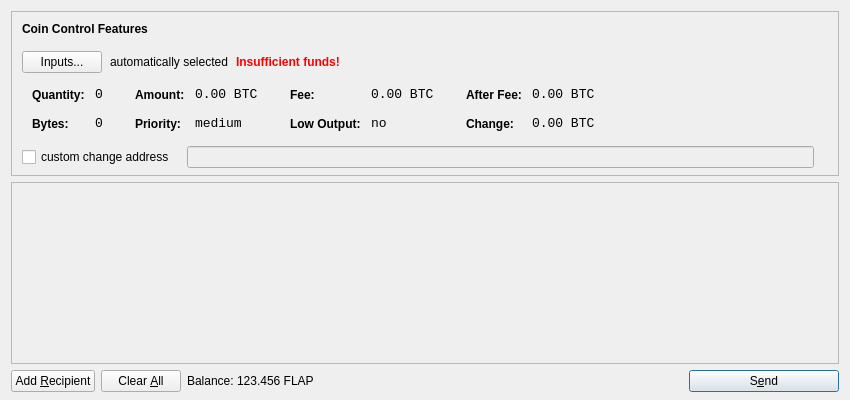
This is src/qt/forms/sendcoinsdialog.ui in Crestington/FlappyCoin-Mint as Qt 5 draws it before an edit. The edited form follows.
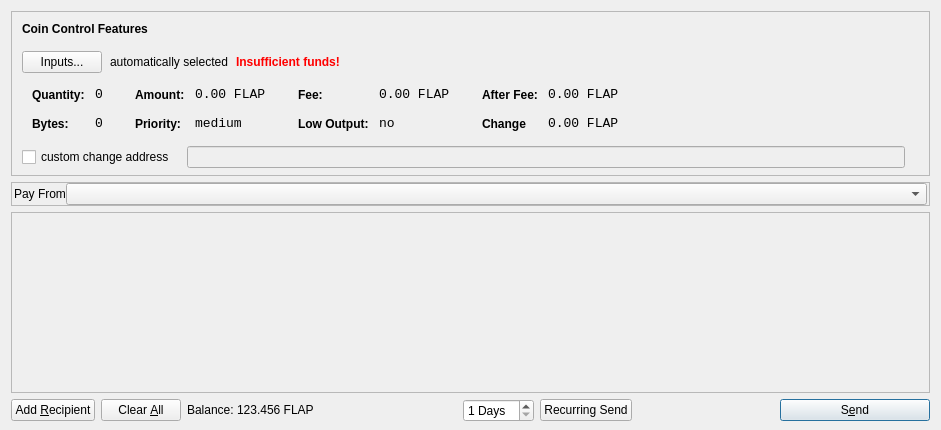
This is the edited form. Icons and pictures are not drawn.

Patch:
```diff
--- a/src/qt/forms/sendcoinsdialog.ui
+++ b/src/qt/forms/sendcoinsdialog.ui
@@ -6,14 +6,14 @@
    <rect>
     <x>0</x>
     <y>0</y>
-    <width>850</width>
-    <height>400</height>
+    <width>941</width>
+    <height>430</height>
    </rect>
   </property>
   <property name="windowTitle">
    <string>Send Coins</string>
   </property>
-  <layout class="QVBoxLayout" name="verticalLayout" stretch="0,1,0">
+  <layout class="QVBoxLayout" name="verticalLayout" stretch="0,0,1,0">
    <property name="bottomMargin">
     <number>8</number>
    </property>
@@ -39,7 +39,7 @@
      </property>
      <layout class="QVBoxLayout" name="verticalLayoutCoinControl2">
       <property name="spacing">
-       <number>-1</number>
+       <number>6</number>
       </property>
       <property name="leftMargin">
        <number>0</number>
@@ -321,7 +321,7 @@
                   <enum>Qt::ActionsContextMenu</enum>
                  </property>
                  <property name="text">
-                  <string notr="true">0.00 BTC</string>
+                  <string>0.00 FLAP</string>
                  </property>
                  <property name="textInteractionFlags">
                   <set>Qt::LinksAccessibleByMouse|Qt::TextSelectableByKeyboard|Qt::TextSelectableByMouse</set>
@@ -407,7 +407,7 @@
                   <enum>Qt::ActionsContextMenu</enum>
                  </property>
                  <property name="text">
-                  <string notr="true">0.00 BTC</string>
+                  <string>0.00 FLAP</string>
                  </property>
                  <property name="textInteractionFlags">
                   <set>Qt::LinksAccessibleByMouse|Qt::TextSelectableByKeyboard|Qt::TextSelectableByMouse</set>
@@ -493,7 +493,7 @@
                   <enum>Qt::ActionsContextMenu</enum>
                  </property>
                  <property name="text">
-                  <string notr="true">0.00 BTC</string>
+                  <string>0.00 FLAP</string>
                  </property>
                  <property name="textInteractionFlags">
                   <set>Qt::LinksAccessibleByMouse|Qt::TextSelectableByKeyboard|Qt::TextSelectableByMouse</set>
@@ -506,7 +506,7 @@
                   <string notr="true">font-weight:bold;</string>
                  </property>
                  <property name="text">
-                  <string>Change:</string>
+                  <string>Change</string>
                  </property>
                 </widget>
                </item>
@@ -525,7 +525,7 @@
                   <enum>Qt::ActionsContextMenu</enum>
                  </property>
                  <property name="text">
-                  <string notr="true">0.00 BTC</string>
+                  <string>0.00 FLAP</string>
                  </property>
                  <property name="textInteractionFlags">
                   <set>Qt::LinksAccessibleByMouse|Qt::TextSelectableByKeyboard|Qt::TextSelectableByMouse</set>
@@ -615,6 +615,60 @@
      </layout>
     </widget>
    </item>
+   <item>
+    <widget class="QFrame" name="payFromFrame">
+     <property name="sizePolicy">
+      <sizepolicy hsizetype="Expanding" vsizetype="Preferred">
+       <horstretch>0</horstretch>
+       <verstretch>0</verstretch>
+      </sizepolicy>
+     </property>
+     <property name="frameShape">
+      <enum>QFrame::StyledPanel</enum>
+     </property>
+     <property name="frameShadow">
+      <enum>QFrame::Sunken</enum>
+     </property>
+     <layout class="QHBoxLayout" name="horizontalLayout_7">
+      <property name="leftMargin">
+       <number>2</number>
+      </property>
+      <property name="topMargin">
+       <number>0</number>
+      </property>
+      <property name="rightMargin">
+       <number>2</number>
+      </property>
+      <property name="bottomMargin">
+       <number>0</number>
+      </property>
+      <item>
+       <layout class="QHBoxLayout" name="horizontalLayout_5" stretch="0,1">
+        <property name="spacing">
+         <number>0</number>
+        </property>
+        <item>
+         <widget class="QLabel" name="label_3">
+          <property name="text">
+           <string>Pay From</string>
+          </property>
+         </widget>
+        </item>
+        <item>
+         <widget class="QComboBox" name="payFrom">
+          <property name="sizePolicy">
+           <sizepolicy hsizetype="Expanding" vsizetype="Fixed">
+            <horstretch>0</horstretch>
+            <verstretch>0</verstretch>
+           </sizepolicy>
+          </property>
+         </widget>
+        </item>
+       </layout>
+      </item>
+     </layout>
+    </widget>
+   </item>
    <item>
     <widget class="QScrollArea" name="scrollArea">
      <property name="widgetResizable">
@@ -625,8 +679,8 @@
        <rect>
         <x>0</x>
         <y>0</y>
-        <width>830</width>
-        <height>165</height>
+        <width>921</width>
+        <height>114</height>
        </rect>
       </property>
       <layout class="QVBoxLayout" name="verticalLayout_2">
@@ -709,6 +763,12 @@
        </property>
        <item>
         <widget class="QLabel" name="label">
+         <property name="sizePolicy">
+          <sizepolicy hsizetype="Preferred" vsizetype="Fixed">
+           <horstretch>0</horstretch>
+           <verstretch>0</verstretch>
+          </sizepolicy>
+         </property>
          <property name="text">
           <string>Balance:</string>
          </property>
@@ -716,6 +776,12 @@
        </item>
        <item>
         <widget class="QLabel" name="labelBalance">
+         <property name="sizePolicy">
+          <sizepolicy hsizetype="Preferred" vsizetype="Fixed">
+           <horstretch>0</horstretch>
+           <verstretch>0</verstretch>
+          </sizepolicy>
+         </property>
          <property name="cursor">
           <cursorShape>IBeamCursor</cursorShape>
          </property>
@@ -742,6 +808,40 @@
        </property>
       </spacer>
      </item>
+     <item>
+      <widget class="QSpinBox" name="recurringDays">
+       <property name="suffix">
+        <string> Days</string>
+       </property>
+       <property name="minimum">
+        <number>1</number>
+       </property>
+      </widget>
+     </item>
+     <item>
+      <widget class="QPushButton" name="sendRecurring">
+       <property name="text">
+        <string>Recurring Send</string>
+       </property>
+       <property name="icon">
+        <iconset resource="../bitcoin.qrc">
+         <normaloff>:/icons/send</normaloff>:/icons/send</iconset>
+       </property>
+      </widget>
+     </item>
+     <item>
+      <spacer name="horizontalSpacer_2">
+       <property name="orientation">
+        <enum>Qt::Horizontal</enum>
+       </property>
+       <property name="sizeHint" stdset="0">
+        <size>
+         <width>40</width>
+         <height>20</height>
+        </size>
+       </property>
+      </spacer>
+     </item>
      <item>
       <widget class="QPushButton" name="sendButton">
        <property name="minimumSize">
```
Left out of the diff: 26 changed lines with no effect on the pictures.
